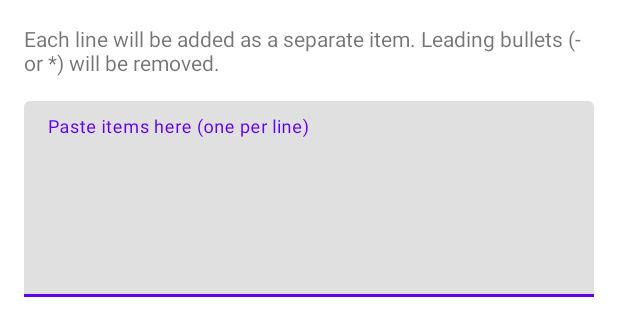
After one commit to grandchild/Quickshopper3000, an Android app: the layout dialog_import_items.xml on its own in the app's theme, with its tools: preview values and no code run, on a phone screen of 412 x 824 dp. The commit adds this screen. Shown: the top 336 px of the screen. Run offline under Robolectric (Android 15) with nearby library versions, the light colour scheme and no system bars.

Commit message:
Import feature

```diff
--- a/app/src/main/java/org/effekthasch/quickshopper3k/MainActivity.kt
+++ b/app/src/main/java/org/effekthasch/quickshopper3k/MainActivity.kt
@@ -150,6 +150,7 @@ class MainActivity : AppCompatActivity() {
         menu.findItem(R.id.action_select_store)?.isVisible = currentPage == 2
         menu.findItem(R.id.action_store_selector)?.isVisible = currentPage == 0
         menu.findItem(R.id.action_delete_store)?.isVisible = currentPage == 0
+        menu.findItem(R.id.action_import_items)?.isVisible = currentPage == 1
         return super.onPrepareOptionsMenu(menu)
     }
 
--- /dev/null
+++ b/app/src/main/res/layout/dialog_import_items.xml
@@ -0,0 +1,33 @@
+<?xml version="1.0" encoding="utf-8"?>
+<LinearLayout xmlns:android="http://schemas.android.com/apk/res/android"
+    android:layout_width="match_parent"
+    android:layout_height="wrap_content"
+    android:orientation="vertical"
+    android:padding="16dp">
+
+    <TextView
+        android:layout_width="match_parent"
+        android:layout_height="wrap_content"
+        android:text="@string/import_items_message"
+        android:textSize="14sp"
+        android:layout_marginBottom="16dp" />
+
+    <com.google.android.material.textfield.TextInputLayout
+        android:id="@+id/importTextInputLayout"
+        android:layout_width="match_parent"
+        android:layout_height="wrap_content"
+        android:hint="@string/import_items_hint">
+
+        <com.google.android.material.textfield.TextInputEditText
+            android:id="@+id/importTextInput"
+            android:layout_width="match_parent"
+            android:layout_height="wrap_content"
+            android:inputType="textMultiLine|textCapSentences"
+            android:minLines="5"
+            android:maxLines="15"
+            android:gravity="start|top"
+            android:scrollbars="vertical" />
+
+    </com.google.android.material.textfield.TextInputLayout>
+
+</LinearLayout>
--- a/app/src/main/res/menu/menu_plan.xml
+++ b/app/src/main/res/menu/menu_plan.xml
@@ -1,5 +1,9 @@
 <?xml version="1.0" encoding="utf-8" ?>
 <menu xmlns:android="http://schemas.android.com/apk/res/android">
+    <item
+        android:id="@+id/action_import_items"
+        android:title="@string/import_items"
+    />
     <item
         android:id="@+id/action_switch_to_shop"
         android:title="@string/shop_mode_title"
--- a/app/src/main/res/values/strings.xml
+++ b/app/src/main/res/values/strings.xml
@@ -19,6 +19,7 @@
     <string name="save">Save</string>
     <string name="edit">Edit</string>
     <string name="add">Add</string>
+    <string name="import_items">Import items</string>
 
     <!-- Item states -->
     <string name="state_done">Done</string>
@@ -30,6 +31,11 @@
     <string name="store_name">Store name</string>
     <string name="add_item_title">Add Item</string>
     <string name="edit_item_title">Edit Item</string>
+    <string name="import_items_title">Import Items</string>
+    <string name="import_items_hint">Paste items here (one per line)</string>
+    <string
+        name="import_items_message"
+    >Each line will be added as a separate item. Leading bullets (- or *) will be removed.</string>
     <string name="add_store_title">Add Store</string>
     <string name="edit_store_title">Edit Store</string>
     <string name="delete_item_title">Delete Item</string>
@@ -65,6 +71,8 @@
     <string name="item_added">Item added</string>
     <string name="item_updated">Item updated</string>
     <string name="item_deleted">Item deleted</string>
+    <string name="items_imported">%1$d items imported</string>
+    <string name="importing_items">Importing items…</string>
     <string name="store_added">Store added</string>
     <string name="store_updated">Store updated</string>
     <string name="store_deleted">Store deleted</string>
```
Also changed, not shown: app/src/main/java/org/effekthasch/quickshopper3k/data/local/ItemDao.kt (+8 -0 lines), app/src/main/java/org/effekthasch/quickshopper3k/data/repository/ShoppingRepository.kt (+31 -0 lines), app/src/main/java/org/effekthasch/quickshopper3k/ui/plan/PlanFragment.kt (+45 -0 lines), app/src/main/java/org/effekthasch/quickshopper3k/ui/plan/PlanViewModel.kt (+23 -0 lines), app/src/main/res/menu/bottom_app_bar_menu.xml (+7 -0 lines), 1 other file.
